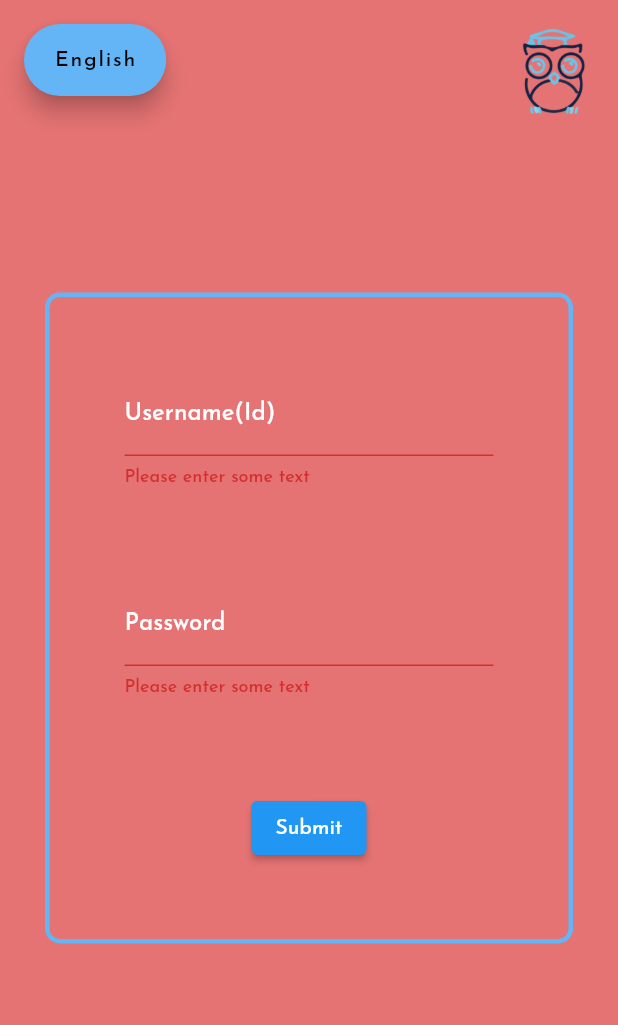
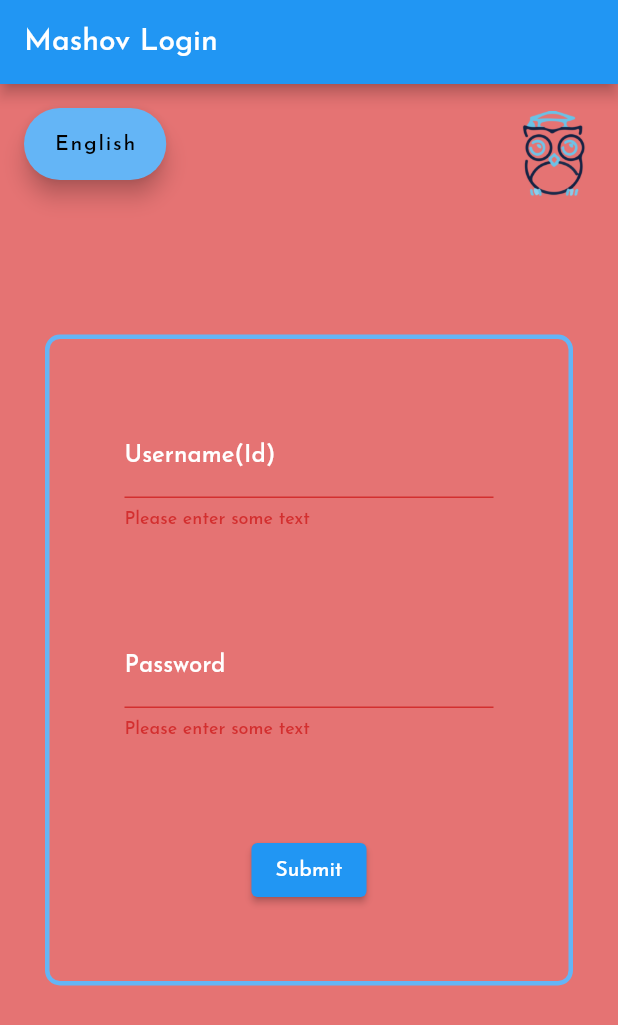
Before and after one commit to palladidrago/Sharpie, a Flutter app: the screen it shows after launch, after a tap on "Submit", after a tap on "עברית", on a phone screen of 412 x 824 dp. Shown: the top 1025 px of the screen. Run offline on Flutter 3.47's test engine with Material 2 defaults, Android fonts, the phone set to English and light mode, and no system bars; our stand-ins replace flutter_secure_storage, shared_preferences, splashscreen; missing offline and left inert: requests, simple_mashovapi, webfeed.

Commit message:
Update, styling of grades page

```diff
--- a/lib/screens/home.dart
+++ b/lib/screens/home.dart
@@ -14,6 +14,9 @@ class HomePage extends StatelessWidget {
       ),
       debugShowCheckedModeBanner: false,
       home: Scaffold(
+        appBar: AppBar(
+          title: Text('Grades'),
+        ),
         body: SafeArea(
           child: Stack(
             children: <Widget>[
--- a/lib/screens/intro/mashov_credentials.dart
+++ b/lib/screens/intro/mashov_credentials.dart
@@ -5,9 +5,7 @@ import 'package:shared_preferences/shared_preferences.dart';
 import 'package:sharpie_app/services/assets.dart';
 import 'package:simple_mashovapi/simple_mashovapi.dart';
 
-
 class MashovCredentials extends StatelessWidget {
-
   //Is the main "Wrapper" for the first page
   @override
   Widget build(BuildContext context) {
@@ -18,22 +16,23 @@ class MashovCredentials extends StatelessWidget {
         scaffoldBackgroundColor: Colors.red[300],
       ),
       home: Scaffold(
+        appBar: AppBar(
+          title: Text('Mashov Login'),
+        ),
         body: SafeArea(
           child: Stack(
             //There's probably a better way to do this than Scaffold<SafeArea<Stack
             children: <Widget>[
-              MashovForm(),
-              Padding(
+              Container(
                 padding: const EdgeInsets.all(16.0),
-                child: Container(
                 alignment: Alignment.topLeft,
                 child: LangBtn(),
-                ),
               ),
               Align(
                 alignment: Alignment(0.9, -0.95),
                 child: Image(height: 60, image: AssetImage(Images.logoLoc)),
               ),
+              MashovForm(),
             ],
           ),
         ),
@@ -146,30 +145,32 @@ class _MashovFormState extends State<MashovForm> {
                           // otherwise.
                           if (_formKey.currentState.validate()) {
                             //If the form is valid, saves the username and passowrd, and saves the user as logged in.
-                        SharedPreferences _prefs = await SharedPreferences.getInstance();
+                            SharedPreferences _prefs =
+                                await SharedPreferences.getInstance();
                             final storage = new FlutterSecureStorage();
                             await mashovController.login(nameController.text,
                                 passwordController.text, "540484", "2021");
-                        await storage.write(key: "mashovUsername", value: nameController.text);
                             await storage.write(
-                            key: "mashovPassword", value: passwordController.text);
+                                key: "mashovUsername",
+                                value: nameController.text);
+                            await storage.write(
+                                key: "mashovPassword",
+                                value: passwordController.text);
                             await _prefs.setBool('isLogged', true);
                           }
 
-
                           Navigator.push(
                             context,
-                          MaterialPageRoute(builder: (context) => GradeList()),
+                            MaterialPageRoute(
+                                builder: (context) => GradeList()),
                           );
-                    }
-                  ),
+                        }),
                   ),
                 ],
               ),
             ),
           ],
-      )
-    );
+        ));
   }
 }
 
--- a/lib/screens/intro/splash.dart
+++ b/lib/screens/intro/splash.dart
@@ -1,6 +1,5 @@
 import 'package:flutter/material.dart';
 import 'package:shared_preferences/shared_preferences.dart';
-import 'package:sharpie_app/screens/grades.dart';
 import 'package:sharpie_app/screens/home.dart';
 import 'package:splashscreen/splashscreen.dart';
 import 'package:sharpie_app/services/assets.dart';
@@ -46,27 +45,34 @@ class Splash extends StatelessWidget {
 }
 
 class SecondScreen extends StatelessWidget {
-
-  static Future<bool> isLogged() async{
+  static Future<bool> isLogged() async {
     SharedPreferences _prefs = await SharedPreferences.getInstance();
     var iL = _prefs.getBool("isLogged");
-    if (iL==false || iL == null) return false;
-    else if ( iL == true) return true;
+    if (iL == false || iL == null) {
+      return false;
+    } else if (iL == true) {
+      return true;
+    }
+    return false;
   }
 
-  Future<bool> logged = isLogged();
+  final Future<bool> logged = isLogged();
 
   @override
   Widget build(BuildContext context) {
     return FutureBuilder<bool>(
       future: logged,
-      builder: (context, snapshot){
+      builder: (context, snapshot) {
         if (snapshot.connectionState == ConnectionState.none &&
-                snapshot.hasData == null) return Center(child: CircularProgressIndicator());
-        else if (snapshot.data == true){return HomePage();}
-        else if (snapshot.data == false){ return MashovCredentials();}
-        else return Text("ERROR");
-      }
+            snapshot.hasData == null)
+          return Center(child: CircularProgressIndicator());
+        else if (snapshot.data == true) {
+          return HomePage();
+        } else if (snapshot.data == false) {
+          return MashovCredentials();
+        } else
+          return Text("ERROR");
+      },
     );
   }
 }
--- a/pubspec.yaml
+++ b/pubspec.yaml
@@ -33,7 +33,7 @@ dependencies:
   requests: ^3.3.0
   flutter_secure_storage: ^3.3.5
   simple_mashovapi: ^0.0.3
-  flutter_dotenv: ^2.1.0
+  # flutter_dotenv: ^2.1.0
 
 dev_dependencies:
   flutter_test:
@@ -72,7 +72,7 @@ flutter:
 
   assets:
     - assets/
-    - .env
+    # - .env
 
   #
   # For details regarding fonts from package dependencies,
```
Also changed, not shown: lib/screens/grades.dart (+19 -4 lines), pubspec.lock. Lines whose indentation alone changed are shown as unchanged.
